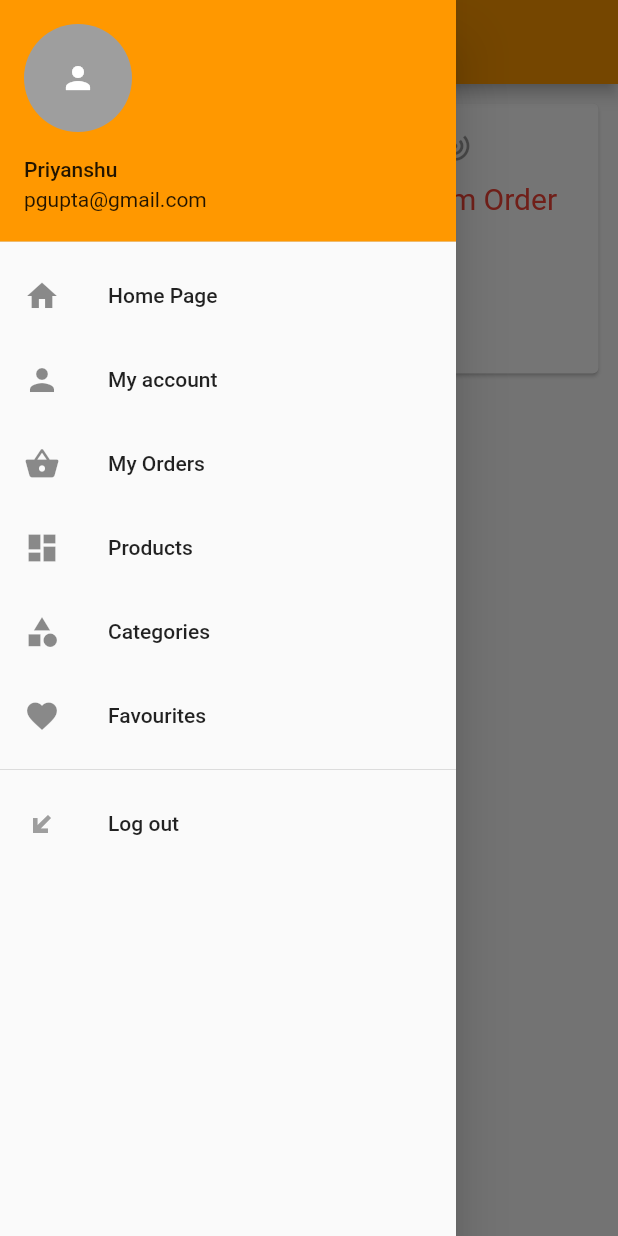
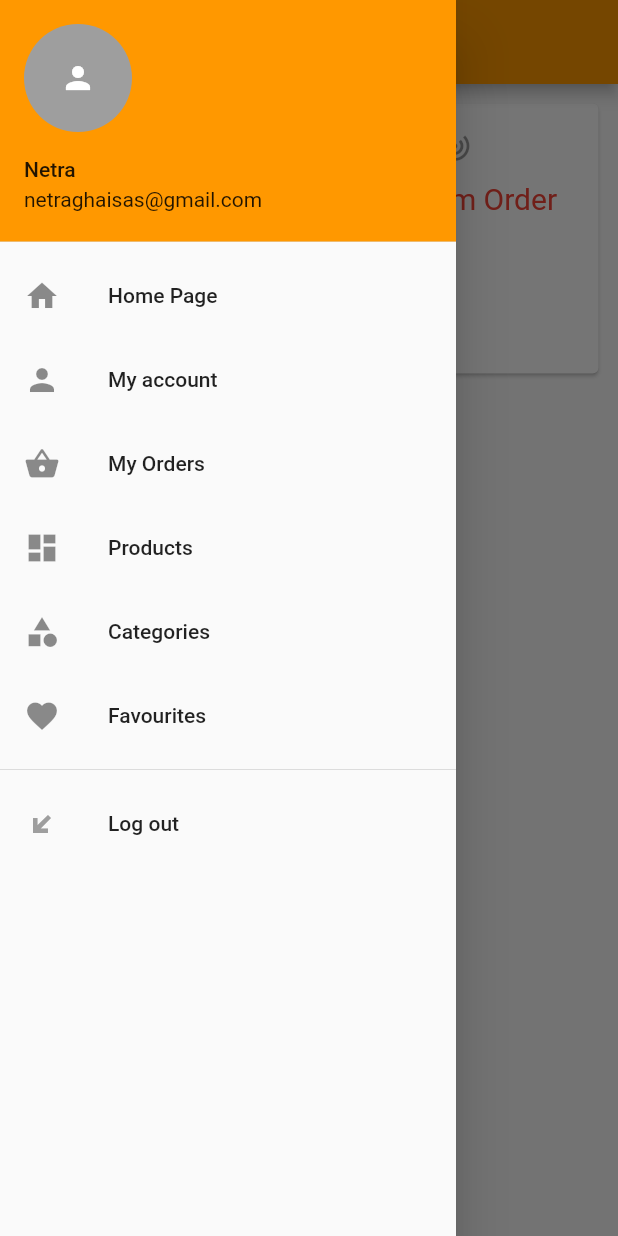
Before and after one commit to NetraGhaisas/OSL, a Flutter app: the CustPage screen opened by its route, with the side drawer open, on a phone screen of 412 x 824 dp. Run offline on Flutter 3.47's test engine with Material 2 defaults, Android fonts, the phone set to English and light mode, and no system bars; our stand-ins replace carousel_pro, cloud_firestore, firebase_auth, firebase_storage, fluttertoast, google_sign_in and 1 more; accounts and stored records are empty.

Commit message:
Firestore done

```diff
--- a/lib/customer.dart
+++ b/lib/customer.dart
@@ -17,8 +17,8 @@ class CustPage extends StatelessWidget {
           children: <Widget>[
 //            header
             new UserAccountsDrawerHeader(
-              accountName: Text('Priyanshu'),
-              accountEmail: Text('pgupta@gmail.com'),
+              accountName: Text('Netra'),
+              accountEmail: Text('netraghaisas@gmail.com'),
               currentAccountPicture: GestureDetector(
                 child: new CircleAvatar(
                   backgroundColor: Colors.grey,
```
Also changed, not shown: 2 other files.
